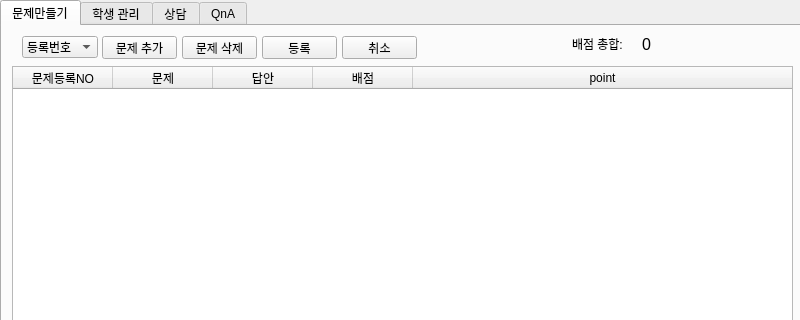
This is main.ui in ChoiJiHyeok/APIproject as Qt 5 draws it before an edit; both pictures show x 0 to 800 and y 0 to 320 of the 800 by 600 pixel window. The edited form follows.
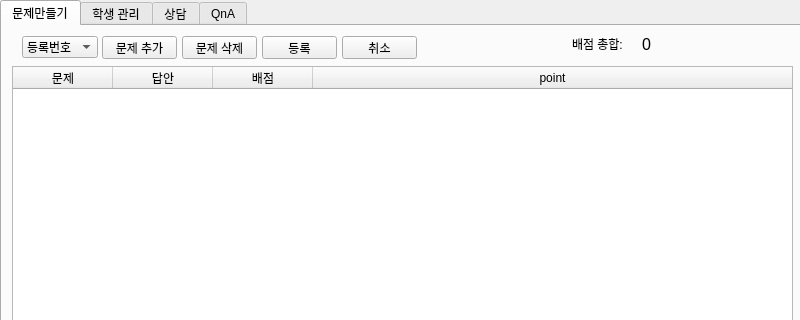
This is the edited form.

Commit message: 230208 문제만들기(단일클라기능구현)

What changed in the file:
```diff
--- a/main.ui
+++ b/main.ui
@@ -687,11 +687,6 @@
         <attribute name="horizontalHeaderStretchLastSection">
          <bool>true</bool>
         </attribute>
-        <column>
-         <property name="text">
-          <string>문제등록NO</string>
-         </property>
-        </column>
         <column>
          <property name="text">
           <string>문제</string>
```
Left out of the diff: 2 changed lines with no effect on the pictures. The commit also changes 3 other files.
